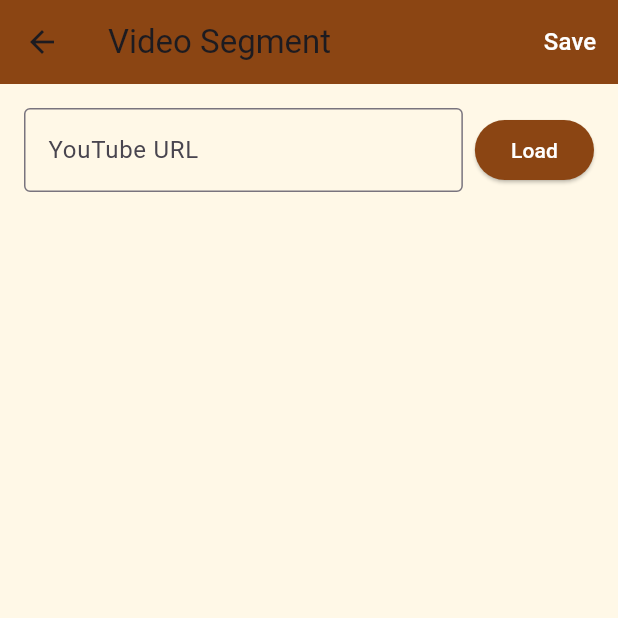
After one commit to kcxhiessl23-ux/skettys-table, a Flutter app: the VideoSegmentPicker screen opened directly, on a phone screen of 412 x 824 dp, the top half of it. The commit adds this screen. Run offline on Flutter 3.47's test engine with Material 3 defaults, Android fonts, the phone set to English and light mode, and no system bars; our stand-ins replace cloud_firestore, file_picker, firebase_core, firebase_storage, image_picker, youtube_player_iframe; accounts and stored records are empty; Roboto replaces fonts that are missing (Georgia).

Commit message:
video segment picker working

```diff
--- a/lib/main.dart
+++ b/lib/main.dart
@@ -1,6 +1,5 @@
 import 'package:flutter/material.dart';
 import 'package:firebase_core/firebase_core.dart';
-import 'package:firebase_auth/firebase_auth.dart';
 import 'firebase_options.dart';
 import 'create_recipe_screen.dart';
 
--- /dev/null
+++ b/lib/video_segment_picker.dart
@@ -0,0 +1,255 @@
+import 'package:flutter/material.dart';
+import 'package:youtube_player_iframe/youtube_player_iframe.dart';
+import 'recipe_model.dart';
+
+class VideoSegmentPicker extends StatefulWidget {
+  final VideoSegment? existingSegment;
+
+  const VideoSegmentPicker({super.key, this.existingSegment});
+
+  @override
+  State<VideoSegmentPicker> createState() => _VideoSegmentPickerState();
+}
+
+class _VideoSegmentPickerState extends State<VideoSegmentPicker> {
+  final _urlController = TextEditingController();
+  YoutubePlayerController? _playerController;
+
+  int? _startTime;
+  int? _endTime;
+  bool _isPlayerReady = false;
+
+  @override
+  void initState() {
+    super.initState();
+    if (widget.existingSegment != null) {
+      _urlController.text = widget.existingSegment!.url;
+      _startTime = widget.existingSegment!.startTimeSeconds;
+      _endTime = widget.existingSegment!.endTimeSeconds;
+      _initializePlayer(widget.existingSegment!.url);
+    }
+  }
+
+  @override
+  void dispose() {
+    _urlController.dispose();
+    _playerController?.close();
+    super.dispose();
+  }
+
+  void _initializePlayer(String url) {
+    final videoId = YoutubePlayerController.convertUrlToId(url);
+    if (videoId == null) {
+      ScaffoldMessenger.of(
+        context,
+      ).showSnackBar(const SnackBar(content: Text('Invalid YouTube URL')));
+      return;
+    }
+
+    _playerController = YoutubePlayerController.fromVideoId(
+      videoId: videoId,
+      autoPlay: false,
+      params: const YoutubePlayerParams(
+        showControls: true,
+        showFullscreenButton: true,
+      ),
+    );
+
+    setState(() => _isPlayerReady = true);
+  }
+
+  Future<void> _markStart() async {
+    if (_playerController == null) return;
+    final currentTime = await _playerController!.currentTime;
+    setState(() => _startTime = currentTime.toInt());
+  }
+
+  Future<void> _markEnd() async {
+    if (_playerController == null) return;
+    final currentTime = await _playerController!.currentTime;
+    setState(() => _endTime = currentTime.toInt());
+  }
+
+  void _saveSegment() {
+    if (_urlController.text.isEmpty) {
+      ScaffoldMessenger.of(context).showSnackBar(
+        const SnackBar(content: Text('Please enter a YouTube URL')),
+      );
+      return;
+    }
+    if (_startTime == null || _endTime == null) {
+      ScaffoldMessenger.of(context).showSnackBar(
+        const SnackBar(content: Text('Please mark start and end times')),
+      );
+      return;
+    }
+    if (_endTime! <= _startTime!) {
+      ScaffoldMessenger.of(context).showSnackBar(
+        const SnackBar(content: Text('End time must be after start time')),
+      );
+      return;
+    }
+
+    final segment = VideoSegment(
+      url: _urlController.text,
+      startTimeSeconds: _startTime!,
+      endTimeSeconds: _endTime!,
+    );
+
+    Navigator.pop(context, segment);
+  }
+
+  String _formatTime(int seconds) {
+    final mins = seconds ~/ 60;
+    final secs = seconds % 60;
+    return '${mins.toString().padLeft(2, '0')}:${secs.toString().padLeft(2, '0')}';
+  }
+
+  @override
+  Widget build(BuildContext context) {
+    return Scaffold(
+      appBar: AppBar(
+        title: const Text('Video Segment'),
+        backgroundColor: const Color(0xFF8B4513),
+        actions: [
+          TextButton(
+            onPressed: _saveSegment,
+            child: const Text(
+              'Save',
+              style: TextStyle(color: Colors.white, fontSize: 16),
+            ),
+          ),
+        ],
+      ),
+      body: Column(
+        children: [
+          Padding(
+            padding: const EdgeInsets.all(16),
+            child: Row(
+              children: [
+                Expanded(
+                  child: TextField(
+                    controller: _urlController,
+                    decoration: const InputDecoration(
+                      labelText: 'YouTube URL',
+                      hintText: 'https://www.youtube.com/watch?v=...',
+                      border: OutlineInputBorder(),
+                    ),
+                  ),
+                ),
+                const SizedBox(width: 8),
+                ElevatedButton(
+                  onPressed: () => _initializePlayer(_urlController.text),
+                  style: ElevatedButton.styleFrom(
+                    backgroundColor: const Color(0xFF8B4513),
+                    foregroundColor: Colors.white,
+                  ),
+                  child: const Text('Load'),
+                ),
+              ],
+            ),
+          ),
+
+          if (_isPlayerReady && _playerController != null)
+            Expanded(
+              child: Column(
+                children: [
+                  AspectRatio(
+                    aspectRatio: 16 / 9,
+                    child: YoutubePlayer(
+                      controller: _playerController!,
+                      aspectRatio: 16 / 9,
+                    ),
+                  ),
+                  const SizedBox(height: 16),
+
+                  // Mark buttons
+                  Padding(
+                    padding: const EdgeInsets.symmetric(horizontal: 16),
+                    child: Row(
+                      mainAxisAlignment: MainAxisAlignment.center,
+                      children: [
+                        ElevatedButton.icon(
+                          onPressed: _markStart,
+                          icon: const Icon(Icons.start),
+                          label: const Text('Mark Start'),
+                          style: ElevatedButton.styleFrom(
+                            backgroundColor: const Color(0xFF9BE79D),
+                            foregroundColor: Colors.black,
+                            padding: const EdgeInsets.symmetric(
+                              horizontal: 24,
+                              vertical: 16,
+                            ),
+                          ),
+                        ),
+                        const SizedBox(width: 24),
+                        ElevatedButton.icon(
+                          onPressed: _markEnd,
+                          icon: const Icon(Icons.stop),
+                          label: const Text('Mark End'),
+                          style: ElevatedButton.styleFrom(
+                            backgroundColor: const Color(0xFFF7A8A8),
+                            foregroundColor: Colors.black,
+                            padding: const EdgeInsets.symmetric(
+                              horizontal: 24,
+                              vertical: 16,
+                            ),
+                          ),
+                        ),
+                      ],
+                    ),
+                  ),
+                  const SizedBox(height: 16),
+
+                  // Time display
+                  if (_startTime != null || _endTime != null)
+                    Card(
+                      margin: const EdgeInsets.symmetric(horizontal: 16),
+                      child: Padding(
+                        padding: const EdgeInsets.all(16),
+                        child: Row(
+                          mainAxisAlignment: MainAxisAlignment.spaceAround,
+                          children: [
+                            Column(
+                              children: [
+                                const Text(
+                                  'Start',
+                                  style: TextStyle(fontWeight: FontWeight.bold),
+                                ),
+                                const SizedBox(height: 4),
+                                Text(
+                                  _startTime != null
+                                      ? _formatTime(_startTime!)
+                                      : '--:--',
+                                  style: const TextStyle(fontSize: 24),
+                                ),
+                              ],
+                            ),
+                            const Icon(Icons.arrow_forward, size: 32),
+                            Column(
+                              children: [
+                                const Text(
+                                  'End',
+                                  style: TextStyle(fontWeight: FontWeight.bold),
+                                ),
+                                const SizedBox(height: 4),
+                                Text(
+                                  _endTime != null
+                                      ? _formatTime(_endTime!)
+                                      : '--:--',
+                                  style: const TextStyle(fontSize: 24),
+                                ),
+                              ],
+                            ),
+                          ],
+                        ),
+                      ),
+                    ),
+                ],
+              ),
+            ),
+        ],
+      ),
+    );
+  }
+}
```
Also changed, not shown: lib/create_recipe_screen.dart (+4 -4 lines), lib/step_editor_screen.dart (added, +363 -0 lines), lib/lib/step_editor_screen.dart (deleted).
